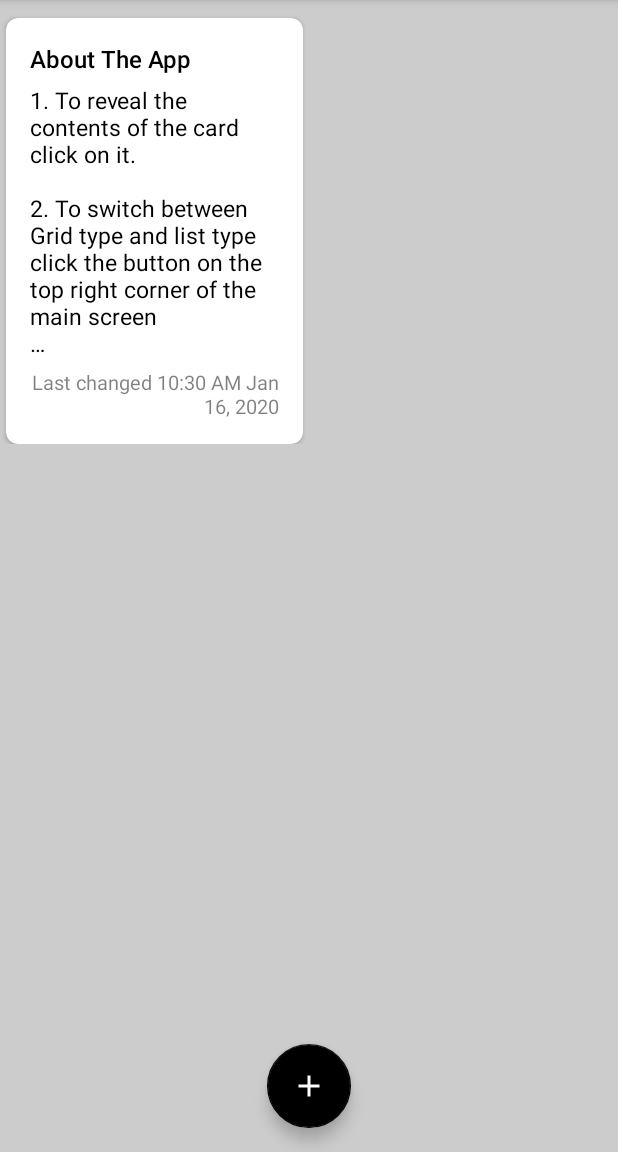
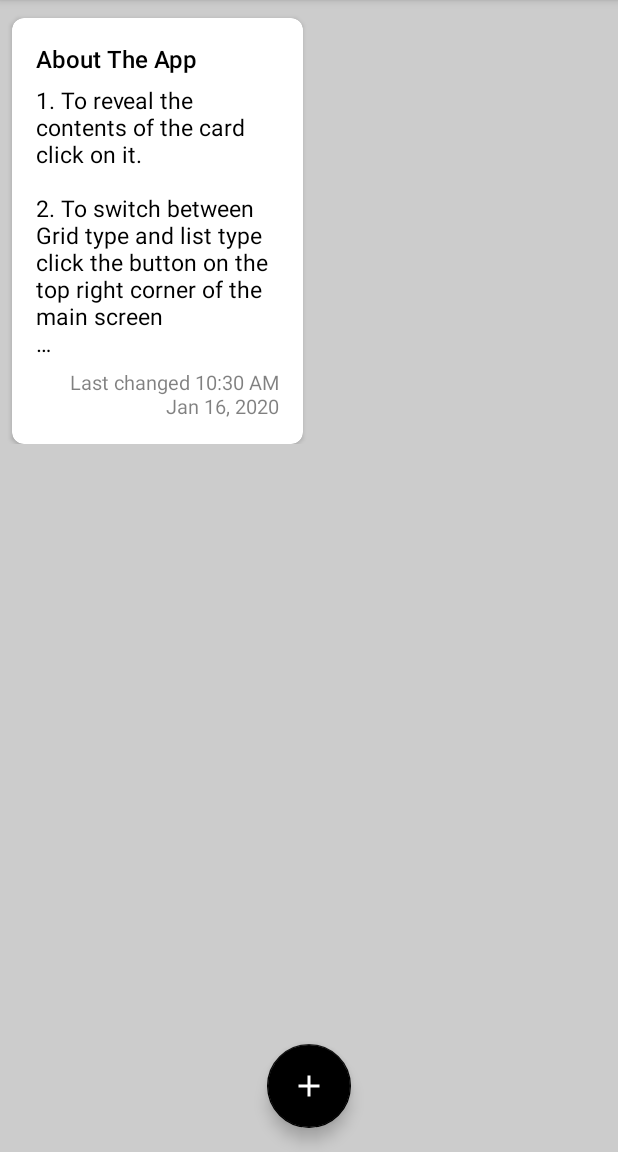
Before and after one commit to nakshatra-bazukaa/Noted, an Android app: the screen it shows after launch (MainActivity), on a phone screen of 412 x 824 dp, the part 84-1236 px from its top. Run offline under Robolectric (Android 15) with nearby library versions, the phone set to English and light mode, and no system bars; our stand-ins replace ButterKnife, Room's generated code.

Commit message:
BUG FIXED: Notes rv getting out of the screen.

```diff
--- a/app/src/main/res/layout/activity_main.xml
+++ b/app/src/main/res/layout/activity_main.xml
@@ -1,5 +1,5 @@
 <?xml version="1.0" encoding="utf-8"?>
-<androidx.constraintlayout.widget.ConstraintLayout xmlns:android="http://schemas.android.com/apk/res/android"
+<RelativeLayout xmlns:android="http://schemas.android.com/apk/res/android"
     xmlns:app="http://schemas.android.com/apk/res-auto"
     xmlns:tools="http://schemas.android.com/tools"
     android:layout_width="match_parent"
@@ -9,29 +9,33 @@
 
     <include
         android:id="@+id/toolbar"
-        layout="@layout/toolbar"
-    />
+        layout="@layout/toolbar" />
 
     <androidx.recyclerview.widget.RecyclerView
         android:id="@+id/act_main_rv_notes"
         android:layout_width="match_parent"
         android:layout_height="wrap_content"
+        android:layout_below="@id/toolbar"
         android:layout_marginTop="4dp"
-        app:layout_constraintTop_toBottomOf="@+id/toolbar"
+        android:layout_marginBottom="8dp"
+        android:layout_marginStart="4dp"
+        android:layout_marginEnd="4dp"
         tools:layout_editor_absoluteX="4dp"
         tools:listitem="@layout/note"></androidx.recyclerview.widget.RecyclerView>
+
 
     <com.google.android.material.floatingactionbutton.FloatingActionButton
         android:id="@+id/act_main_fab_add"
         android:layout_width="wrap_content"
         android:layout_height="wrap_content"
-        app:layout_constraintBottom_toBottomOf="parent"
-        app:layout_constraintEnd_toEndOf="parent"
-        app:layout_constraintStart_toStartOf="parent"
-        android:src="@drawable/ic_add"
-        android:layout_margin="16dp"
+        android:layout_alignParentBottom="true"
+        android:layout_centerHorizontal="true"
+        android:layout_marginStart="16dp"
+        android:layout_marginTop="16dp"
+        android:layout_marginEnd="16dp"
+        android:layout_marginBottom="16dp"
         android:background="@color/colorPrimary"
-        />
+        android:src="@drawable/ic_add" />
 
 
-</androidx.constraintlayout.widget.ConstraintLayout>
+</RelativeLayout>
--- a/app/src/main/res/layout/activity_make_note.xml
+++ b/app/src/main/res/layout/activity_make_note.xml
@@ -37,7 +37,6 @@
         android:id="@+id/act_makeNote_tv_time"
         android:layout_width="match_parent"
         android:layout_height="wrap_content"
-        android:text="Last changed 6:56 PM May 25, 2019"
         android:gravity="center"
         app:layout_constraintStart_toStartOf="parent"
         app:layout_constraintEnd_toEndOf="parent"
```
